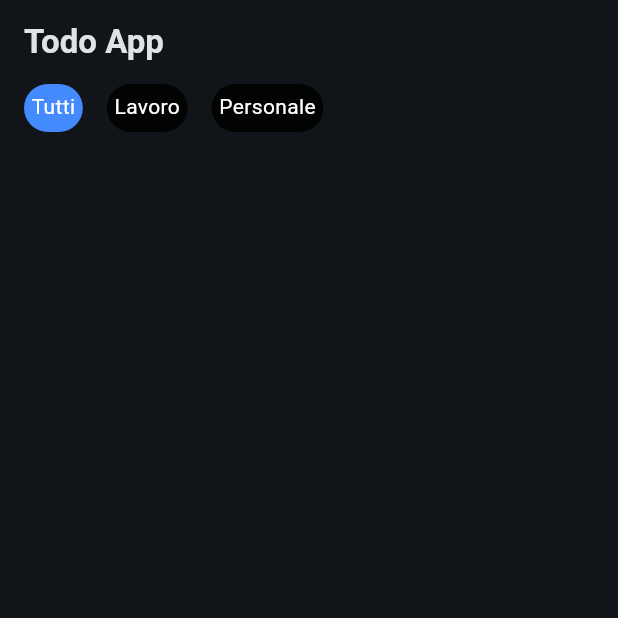
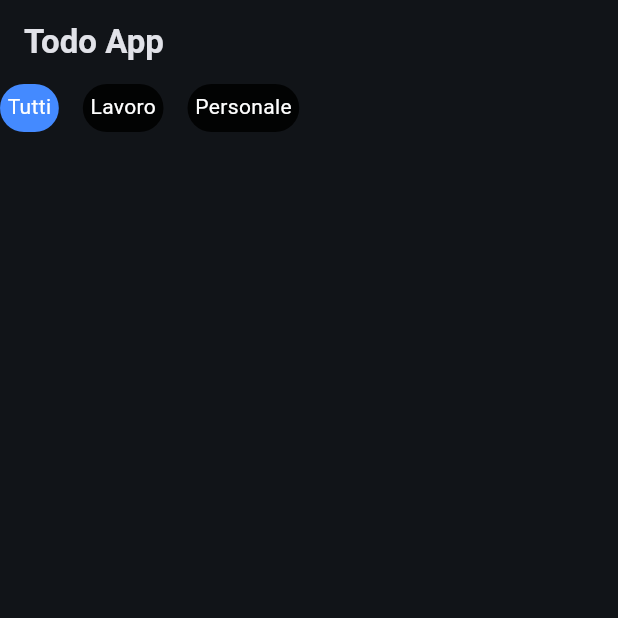
Before and after one commit to FlutterModena/todo_app, a Flutter app: the screen it shows after launch, on a phone screen of 412 x 824 dp, the top half of it. Run offline on Flutter 3.47's test engine with Material 3 defaults, Android fonts, the phone set to English and light mode, and no system bars.

Commit message:
feat: remove unnecessary spacing in TodoFilters widget

```diff
--- a/lib/widgets/todo_filters.dart
+++ b/lib/widgets/todo_filters.dart
@@ -18,7 +18,6 @@ class TodoFilters extends StatelessWidget {
       child: ListView(
         scrollDirection: .horizontal,
         children: [
-          SizedBox(width: 16),
           GestureDetector(
             onTap: () => onChange(0),
             child: ChipTodo(title: "Tutti", isActive: currentIndex == 0),
```
